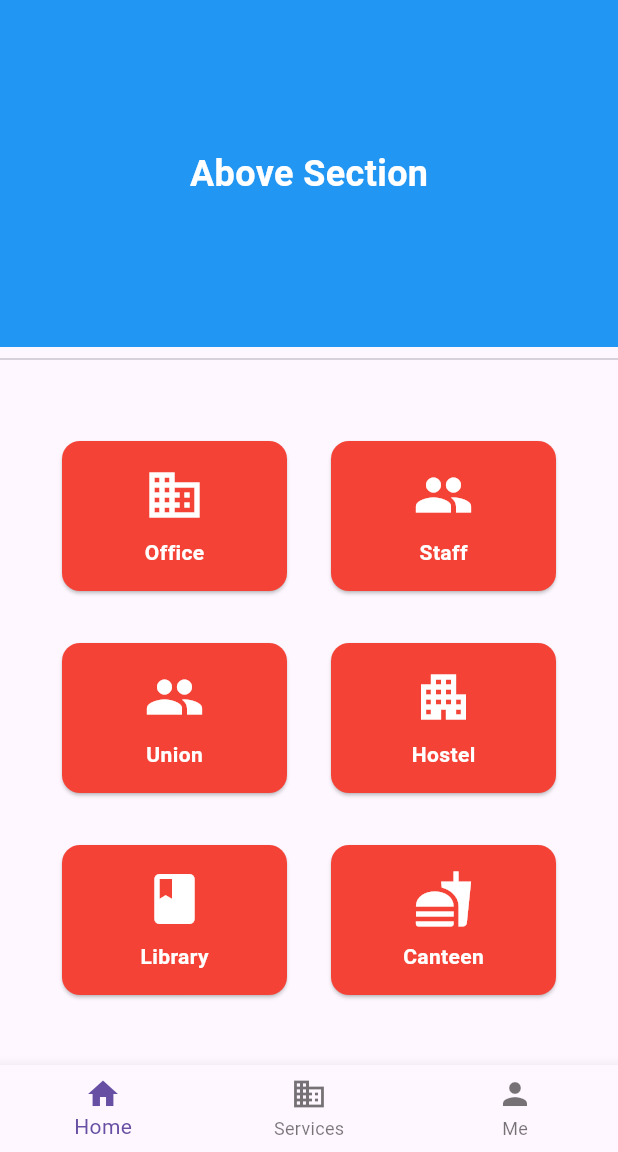
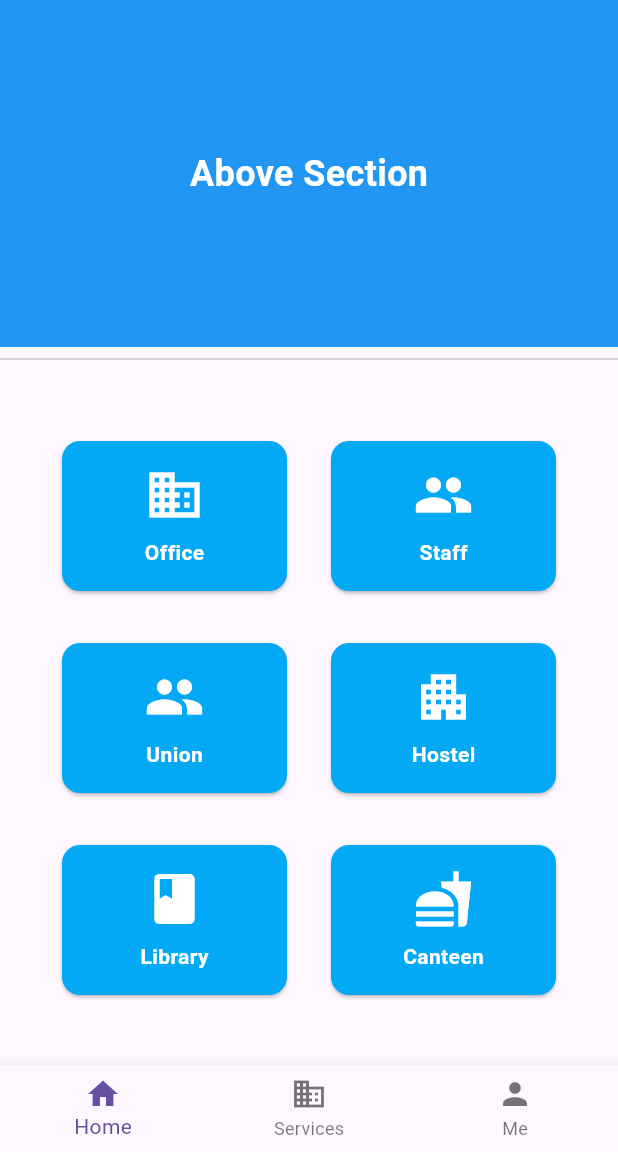
Before and after one commit to jezzyll/MajlisGramm-COPY, a Flutter app: the MajlisgramHome screen opened directly, on a phone screen of 412 x 824 dp, the part 84-1236 px from its top. Run offline on Flutter 3.47's test engine with Material 3 defaults, Android fonts, the phone set to English and light mode, and no system bars; our stand-ins replace carousel_slider, cloud_firestore, firebase_auth, firebase_core, firebase_storage, image_picker and 1 more; accounts and stored records are empty; network calls fail.

Commit message:
changedBlue

```diff
--- a/lib/Auth/majlisgram_home.dart
+++ b/lib/Auth/majlisgram_home.dart
@@ -169,11 +169,14 @@ class MajlisgramHomePage extends StatelessWidget {
   }
 
   Widget _buildSquare(
-      IconData icon, String title, VoidCallback? onTap) {
+    IconData icon,
+    String title,
+    VoidCallback? onTap,
+  ) {
     return GestureDetector(
       onTap: onTap,
       child: Card(
-        color: Colors.red,
+        color: Colors.lightBlue, // Changed card color
         child: Container(
           width: 150,
           height: 100,
```
